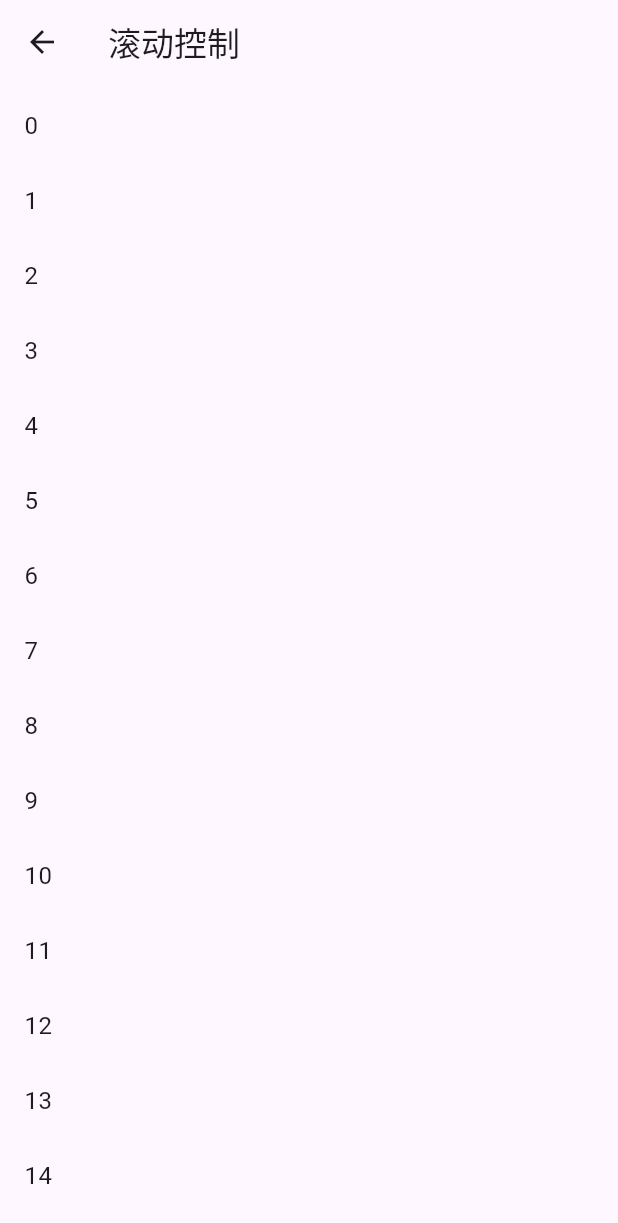
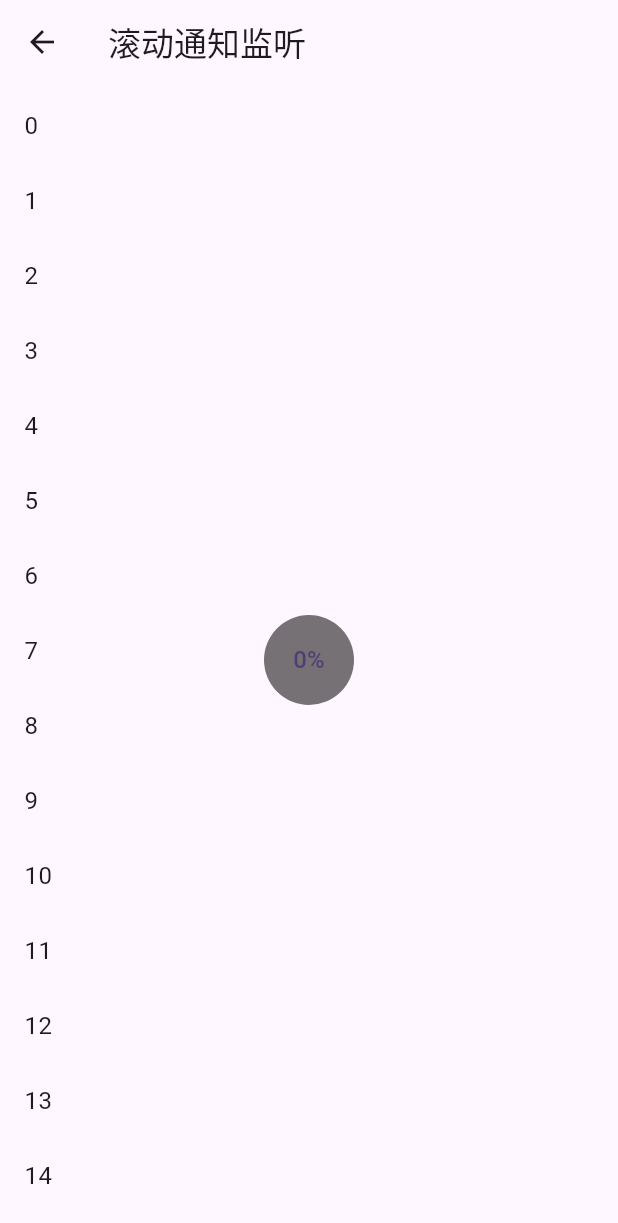
Before and after one commit to LuckyHappyBear/first_flutter_app, a Flutter app: the screen it shows after launch, after a tap on "open new route", on a phone screen of 412 x 824 dp. Shown: the top 1223 px of the screen. Run offline on Flutter 3.47's test engine with Material 3 defaults, Android fonts, the phone set to English and light mode, and no system bars.

Commit message:
feat: NotificationListener滚动监听示例

```diff
--- a/lib/main.dart
+++ b/lib/main.dart
@@ -94,7 +94,7 @@ class _MyHomePageState extends State<MyHomePage> {
               Navigator.push(
                 context,
                 MaterialPageRoute(builder: (context) {
-                  return const ScrollControllerTestRoute();
+                  return const ScrollNotificationTestRoute();
                 }),
               );
             },
@@ -111,69 +111,58 @@ class _MyHomePageState extends State<MyHomePage> {
   }
 }
 
-class ScrollControllerTestRoute extends StatefulWidget {
-
-  const ScrollControllerTestRoute({super.key});
+class ScrollNotificationTestRoute extends StatefulWidget {
+  const ScrollNotificationTestRoute({super.key});
 
   @override
-  ScrollControllerTestRouteState createState() {
-    return ScrollControllerTestRouteState();
-  }
+  State<ScrollNotificationTestRoute> createState() =>
+      _ScrollNotificationTestRouteState();
 }
 
-class ScrollControllerTestRouteState extends State<ScrollControllerTestRoute> {
-  final ScrollController _controller = ScrollController();
-  bool showToTopBtn = false; //是否显示“返回到顶部”按钮
-
-  @override
-  void initState() {
-    super.initState();
-    //监听滚动事件，打印滚动位置
-    _controller.addListener(() {
-      print(_controller.offset); //打印滚动位置
-      if (_controller.offset < 1000 && showToTopBtn) {
-        setState(() {
-          showToTopBtn = false;
-        });
-      } else if (_controller.offset >= 1000 && showToTopBtn == false) {
-        setState(() {
-          showToTopBtn = true;
-        });
-      }
-    });
-  }
-
-  @override
-  void dispose() {
-    //为了避免内存泄露，需要调用_controller.dispose
-    _controller.dispose();
-    super.dispose();
-  }
+class _ScrollNotificationTestRouteState
+    extends State<ScrollNotificationTestRoute> {
+  String _progress = "0%"; //保存进度百分比
 
   @override
   Widget build(BuildContext context) {
     return Scaffold(
-      appBar: AppBar(title: const Text("滚动控制")),
-      body: Scrollbar(
-        child: ListView.builder(
-            itemCount: 100,
-            itemExtent: 50.0, //列表项高度固定时，显式指定高度是一个好习惯(性能消耗小)
-            controller: _controller,
-            itemBuilder: (context, index) {
-              return ListTile(title: Text("$index"),);
-            }
+      appBar: AppBar(
+        title: const Text("滚动通知监听"),
+      ),
+      body: Center(
+        child:  Scrollbar(
+          //进度条
+          // 监听滚动通知
+          child: NotificationListener<ScrollNotification>(
+            onNotification: (ScrollNotification notification) {
+              double progress = notification.metrics.pixels /
+                  notification.metrics.maxScrollExtent;
+              //重新构建
+              setState(() {
+                _progress = "${(progress * 100).toInt()}%";
+              });
+              print("BottomEdge: ${notification.metrics.extentAfter == 0}");
+              return false;
+              //return true; //放开此行注释后，进度条将失效
+            },
+            child: Stack(
+              alignment: Alignment.center,
+              children: <Widget>[
+                ListView.builder(
+                  itemCount: 100,
+                  itemExtent: 50.0,
+                  itemBuilder: (context, index) => ListTile(title: Text("$index")),
+                ),
+                CircleAvatar(
+                  //显示进度百分比
+                  radius: 30.0,
+                  backgroundColor: Colors.black54,
+                  child: Text(_progress),
+                )
+              ],
+            ),
+          ),
         ),
-      ),
-      floatingActionButton: !showToTopBtn ? null : FloatingActionButton(
-          child: const Icon(Icons.arrow_upward),
-          onPressed: () {
-            //返回到顶部时执行动画
-            _controller.animateTo(
-              .0,
-              duration: const Duration(milliseconds: 200),
-              curve: Curves.ease,
-            );
-          }
       ),
     );
   }
```
